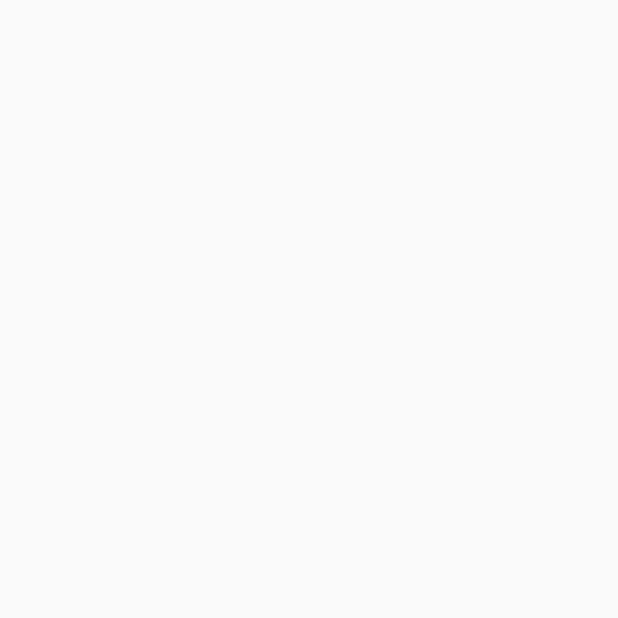
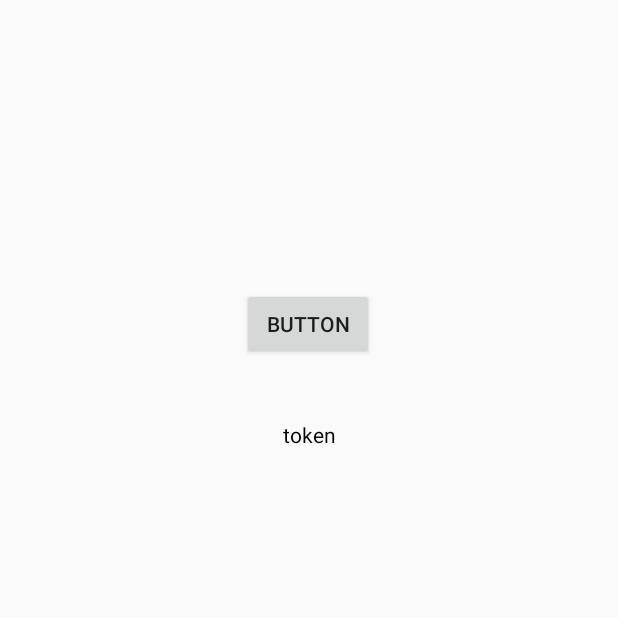
Before and after one commit to kimjjunho/etc_Study, an Android app: the screen it shows after launch (MainActivity), on a phone screen of 412 x 824 dp, the top half of it. Before the commit the part shown is empty. Run offline under Robolectric (Android 15) with nearby library versions, the phone set to English and light mode, and no system bars; 4 statements that could not run were skipped.

```diff
--- a/MVVMPractice/app/build.gradle
+++ b/MVVMPractice/app/build.gradle
@@ -24,6 +24,9 @@ android {
         release {
             minifyEnabled false
             proguardFiles getDefaultProguardFile('proguard-android-optimize.txt'), 'proguard-rules.pro'
+            viewBinding{
+                enabled = true
+            }
         }
     }
     compileOptions {
--- a/MVVMPractice/app/src/main/res/layout/activity_main.xml
+++ b/MVVMPractice/app/src/main/res/layout/activity_main.xml
@@ -4,4 +4,27 @@
     xmlns:tools="http://schemas.android.com/tools"
     android:layout_width="match_parent"
     android:layout_height="match_parent"
-    tools:context=".MainActivity"/>
+    tools:context=".MainActivity">
+
+    <Button
+        android:id="@+id/button"
+        android:layout_width="wrap_content"
+        android:layout_height="wrap_content"
+        android:layout_marginTop="192dp"
+        android:text="button"
+        app:layout_constraintEnd_toEndOf="parent"
+        app:layout_constraintHorizontal_bias="0.498"
+        app:layout_constraintStart_toStartOf="parent"
+        app:layout_constraintTop_toTopOf="parent" />
+
+    <TextView
+        android:id="@+id/text"
+        android:layout_width="wrap_content"
+        android:layout_height="wrap_content"
+        android:layout_marginTop="40dp"
+        android:text="token"
+        android:textColor="@color/black"
+        app:layout_constraintEnd_toEndOf="parent"
+        app:layout_constraintStart_toStartOf="parent"
+        app:layout_constraintTop_toBottomOf="@+id/button" />
+</androidx.constraintlayout.widget.ConstraintLayout>
```
Also changed, not shown: MVVMPractice/app/src/main/java/com/example/mvvmpractice/MainActivity.kt (+17 -0 lines).
